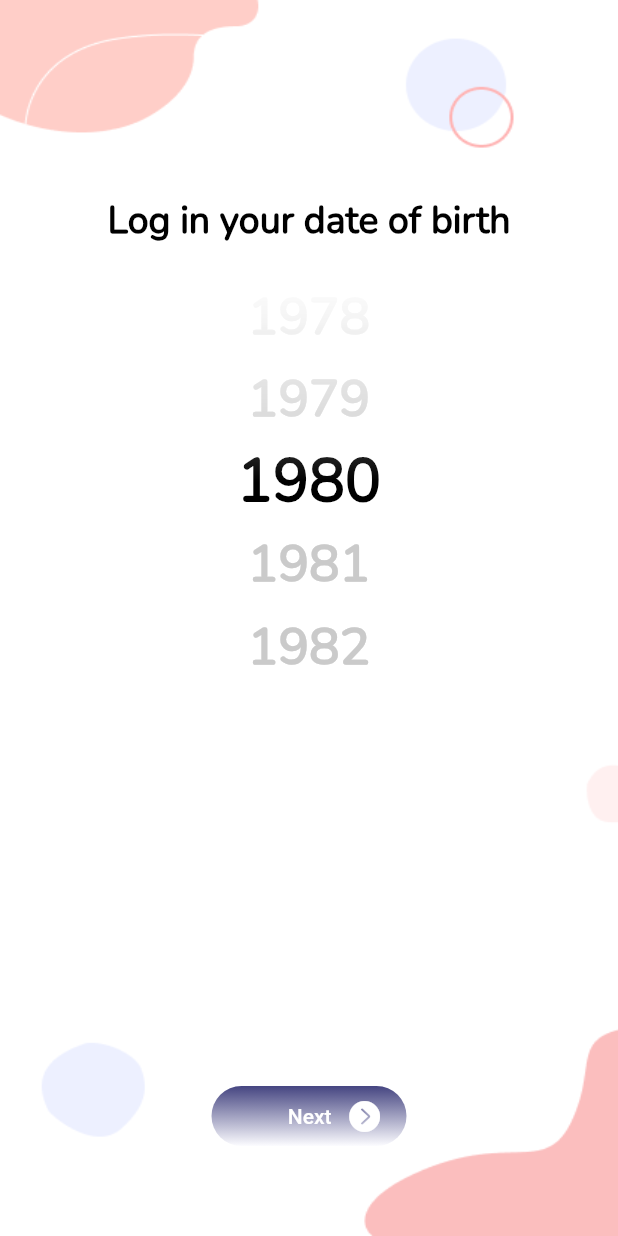
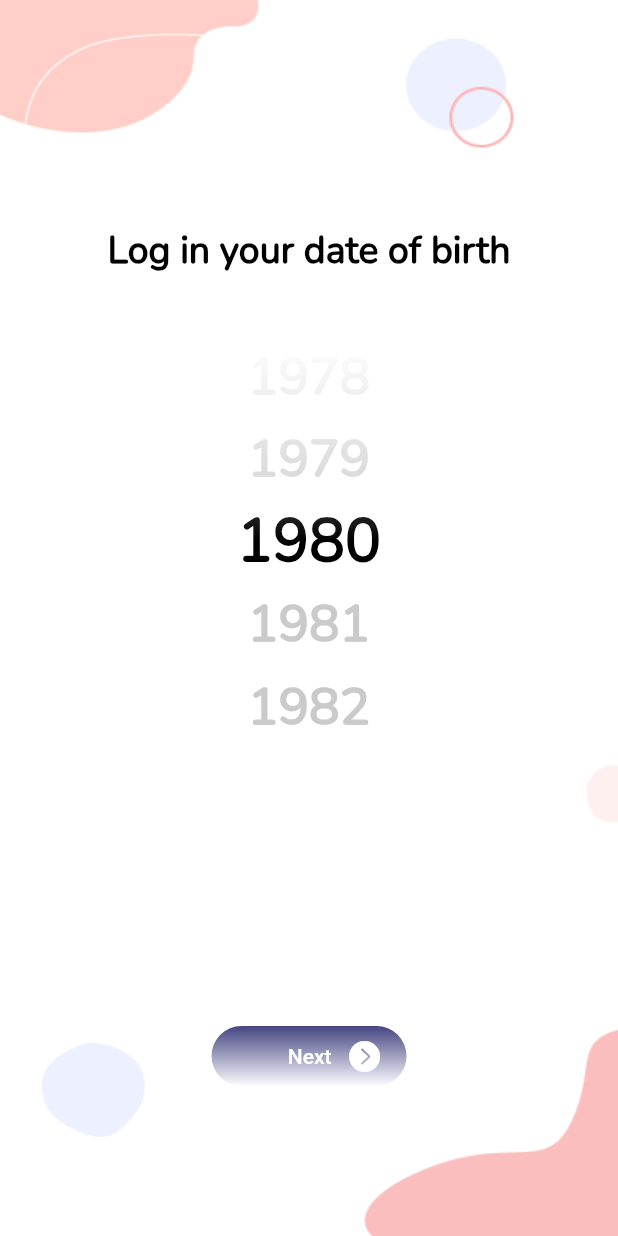
Before and after one commit to nurbek-b/jp_test, a Flutter app: the Page2 screen opened directly, after a tap on "Next", on a phone screen of 412 x 824 dp. Run offline on Flutter 3.47's test engine with Material 2 defaults, Android fonts, the phone set to English and light mode, and no system bars; drawn by our look-alikes of numberpicker; our stand-ins replace bloc, flutter_bloc.

```diff
--- /dev/null
+++ b/lib/main_bloc/main_bloc.dart
@@ -0,0 +1,37 @@
+/* External dependencies */
+import 'dart:async';
+import 'package:bloc/bloc.dart';
+
+/* Local dependencies */
+import 'main_event.dart';
+import 'main_state.dart';
+
+class MainBloc extends Bloc<MainEvent, MainState> {
+  MainBloc() : super(MainState(currentPage: MainEventType.page_1));
+
+  @override
+  Stream<MainState> mapEventToState(
+    MainEvent event,
+  ) async* {
+    switch (event.type) {
+      case MainEventType.page_1:
+        yield state.cloneWith(currentPage: MainEventType.page_1);
+
+        break;
+      case MainEventType.page_2:
+        yield state.cloneWith(currentPage: MainEventType.page_2);
+
+        break;
+      case MainEventType.page_3:
+        yield state.cloneWith(currentPage: MainEventType.page_3);
+
+        break;
+      case MainEventType.birthDate:
+        BirthDateSavePageEvent ev = event as BirthDateSavePageEvent;
+        final int birthDate = ev.birthDate;
+
+        yield state.cloneWith(birthDate: birthDate);
+        break;
+    }
+  }
+}
--- /dev/null
+++ b/lib/main_bloc/main_event.dart
@@ -0,0 +1,26 @@
+enum MainEventType { page_1, page_2, page_3, birthDate }
+
+abstract class MainEvent {
+  final MainEventType type;
+
+  MainEvent({required this.type});
+}
+
+class ShowPage1PageEvent extends MainEvent {
+  ShowPage1PageEvent() : super(type: MainEventType.page_1);
+}
+
+class ShowPage2PageEvent extends MainEvent {
+  ShowPage2PageEvent() : super(type: MainEventType.page_2);
+}
+
+class ShowPage3PageEvent extends MainEvent {
+  ShowPage3PageEvent() : super(type: MainEventType.page_3);
+}
+
+class BirthDateSavePageEvent extends MainEvent {
+  final int birthDate;
+
+  BirthDateSavePageEvent({required this.birthDate})
+      : super(type: MainEventType.birthDate);
+}
--- /dev/null
+++ b/lib/main_bloc/main_state.dart
@@ -0,0 +1,20 @@
+/* Local dependencies */
+import 'main_event.dart';
+
+class MainState {
+  MainEventType currentPage;
+  int birthDate;
+
+  MainState({this.currentPage = MainEventType.page_1, this.birthDate = 1980});
+
+  MainState cloneWith({
+    currentPage,
+    birthDate
+  }) {
+    return new MainState(
+      /* App Tab Bar state */
+      currentPage: currentPage ?? this.currentPage,
+      birthDate: birthDate ?? this.birthDate
+    );
+  }
+}
--- /dev/null
+++ b/lib/pages/navigation_page.dart
@@ -0,0 +1,36 @@
+/* External dependencies */
+import 'package:flutter/cupertino.dart';
+import 'package:flutter/material.dart';
+import 'package:flutter_bloc/flutter_bloc.dart';
+import 'package:test_pro/pages/page_3/page_3.dart';
+
+/* Local dependencies */
+import '/pages/page_1/page_1.dart';
+import '/pages/page_2/page_2.dart';
+import '/main_bloc/main_bloc.dart';
+import '/main_bloc/main_event.dart';
+import '/main_bloc/main_state.dart';
+
+class NavigationPage extends StatefulWidget {
+  @override
+  _NavigationPageState createState() => _NavigationPageState();
+}
+
+class _NavigationPageState extends State<NavigationPage> {
+  @override
+  Widget build(BuildContext context) {
+    return BlocBuilder<MainBloc, MainState>(
+        builder: (BuildContext context, MainState state) {
+      return Scaffold(body: AnimatedSwitcher(
+        duration: Duration(milliseconds: 250),
+        child: _buildPage(state),),);
+    });
+  }
+
+  Widget _buildPage(state) {
+    if (state.currentPage == MainEventType.page_1) return Page1();
+    if (state.currentPage == MainEventType.page_2) return Page2();
+    if (state.currentPage == MainEventType.page_3) return Page3();
+    return widget;
+  }
+}
--- a/lib/pages/page_2/page_2.dart
+++ b/lib/pages/page_2/page_2.dart
@@ -1,6 +1,12 @@
+/* External dependencies */
 import 'package:flutter/cupertino.dart';
 import 'package:flutter/material.dart';
 import 'package:numberpicker/numberpicker.dart';
+import 'package:flutter_bloc/flutter_bloc.dart';
+
+/* Local dependencies */
+import 'package:test_pro/main_bloc/main_bloc.dart';
+import 'package:test_pro/main_bloc/main_event.dart';
 
 class Page2 extends StatefulWidget {
   const Page2({Key? key}) : super(key: key);
@@ -32,7 +38,7 @@ class _Page2State extends State<Page2> {
         ),
         child: Column(
           children: [
-            SizedBox(height: 130),
+            SizedBox(height: 150),
             Text(
               'Log in your date of birth',
               textAlign: TextAlign.center,
@@ -42,7 +48,7 @@ class _Page2State extends State<Page2> {
                   fontSize: 25,
                   fontWeight: FontWeight.w700),
             ),
-            SizedBox(height: 20),
+            SizedBox(height: 40),
             ShaderMask(
               shaderCallback: (rect) {
                 return LinearGradient(
@@ -71,7 +77,14 @@ class _Page2State extends State<Page2> {
                     fontWeight: FontWeight.w900,
                     fontSize: 40,
                     fontFamily: 'Nunito'),
-                onChanged: (value) => setState(() => _currentValue = value),
+                onChanged: (value) {
+                  setState(() {
+                    _currentValue = value;
+                  });
+                  context
+                      .read<MainBloc>()
+                      .add(BirthDateSavePageEvent(birthDate: _currentValue));
+                },
               ),
             ),
             Spacer(),
@@ -105,10 +118,13 @@ class _Page2State extends State<Page2> {
                     ),
                   ],
                 ),
-                onPressed: () {},
+                onPressed: () {
+                  /// navigate to page 3
+                  context.read<MainBloc>().add(ShowPage3PageEvent());
+                },
               ),
             ),
-            SizedBox(height: 60)
+            SizedBox(height: 100)
           ],
         ),
       ),
--- /dev/null
+++ b/lib/pages/page_3/page_3.dart
@@ -0,0 +1,35 @@
+import 'package:flutter/material.dart';
+import 'package:flutter_bloc/flutter_bloc.dart';
+
+import '/main_bloc/main_bloc.dart';
+import '/main_bloc/main_state.dart';
+
+class Page3 extends StatefulWidget {
+  const Page3({Key? key}) : super(key: key);
+
+  @override
+  _Page3State createState() => _Page3State();
+}
+
+class _Page3State extends State<Page3> {
+  @override
+  Widget build(BuildContext context) {
+    return BlocBuilder<MainBloc, MainState>(
+      builder: (context, state) {
+        return SafeArea(
+          child: Container(
+            alignment: Alignment.center,
+            child: Column(
+              mainAxisAlignment: MainAxisAlignment.center,
+              children: [
+                Text('DATE OF BIRTH', style: TextStyle(color: Colors.black),),
+                SizedBox(height: 20,),
+                Text(state.birthDate.toString())
+              ],
+            ),
+          ),
+        );
+      },
+    );
+  }
+}
--- a/pubspec.yaml
+++ b/pubspec.yaml
@@ -29,6 +29,8 @@ dependencies:
   # Use with the CupertinoIcons class for iOS style icons.
   cupertino_icons: ^1.0.2
   numberpicker: ^2.1.1
+  flutter_bloc: ^7.0.1
+  provider: ^5.0.0
 
 dev_dependencies:
   flutter_test:
```
Also changed, not shown: lib/main.dart (+13 -6 lines), lib/pages/page_1/page_1.dart (+11 -5 lines), pubspec.lock.
